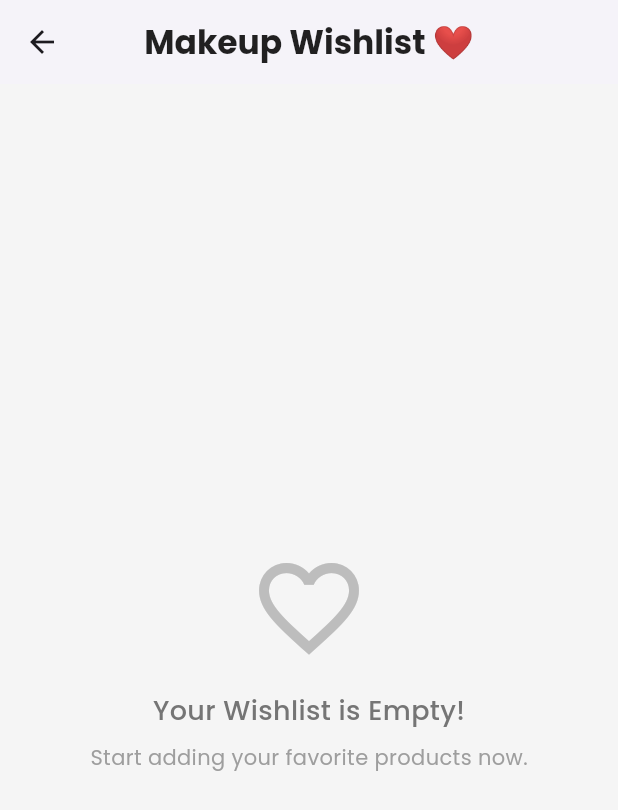
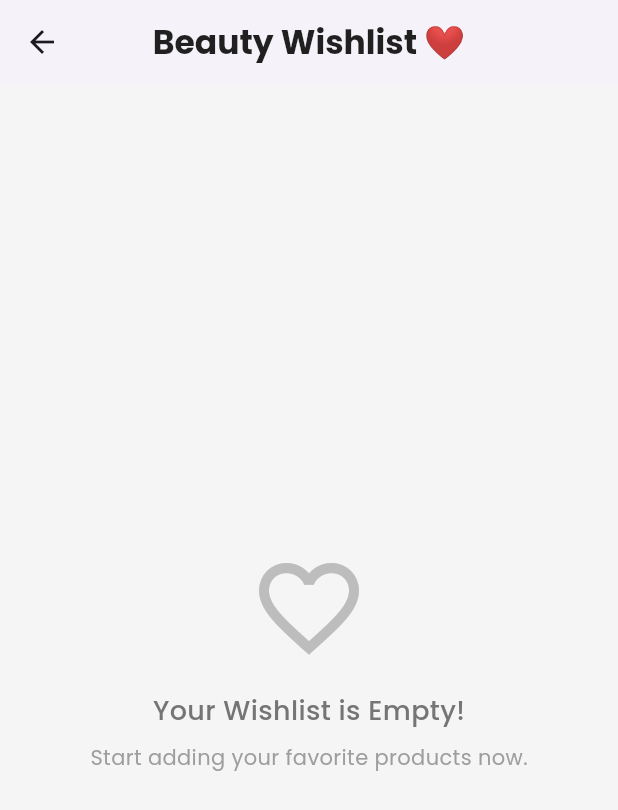
Before and after one commit to Munibafarooq-574/Pick-pay, a Flutter app: the MakeUpScreen screen opened directly with empty values, after a tap on the "favorite outline" icon, on a phone screen of 412 x 824 dp. Shown: the top 810 px of the screen. Run offline on Flutter 3.47's test engine with Material 3 defaults, Android fonts, the light colour scheme and no system bars; our stand-ins replace cached_network_image, flutter_iconly, geocoding, google_fonts, google_maps_flutter, shared_preferences; accounts and stored records are empty; network calls fail.

Commit message:
initial commit

```diff
--- a/lib/screens/accessories_screen.dart
+++ b/lib/screens/accessories_screen.dart
@@ -332,7 +332,7 @@ class _AccessoriesScreenState extends State<AccessoriesScreen> with TickerProvid
             Navigator.push(
               context,
               MaterialPageRoute(
-                builder: (_) => const WishlistScreen(category: 'Accessories'),
+                builder: (_) =>  WishlistScreen(category: 'Accessories'),
               ),
             );
           },
--- a/lib/screens/makeup_screen.dart
+++ b/lib/screens/makeup_screen.dart
@@ -294,9 +294,10 @@ class _BeautyScreenState extends State<MakeUpScreen> with TickerProviderStateMix
             Navigator.push(
               context,
               MaterialPageRoute(
-                builder: (_) => const WishlistScreen(category: 'Makeup'),
+                builder: (_) => WishlistScreen(category: 'Beauty'),
               ),
             );
+
           },
           tooltip: 'Wishlist',
         ),
@@ -449,7 +450,7 @@ class _BeautyScreenState extends State<MakeUpScreen> with TickerProviderStateMix
         MaterialPageRoute(
           builder: (_) => ProductListScreen(
             products: filteredProducts,
-            mainCategory: 'beauty', // Pass the main category
+            mainCategory: 'Beauty', // Pass the main category
           ),
         ),
       );
--- a/lib/screens/shoes_screen.dart
+++ b/lib/screens/shoes_screen.dart
@@ -317,7 +317,7 @@ class _ShoesScreenState extends State<ShoesScreen> with TickerProviderStateMixin
             Navigator.push(
                 context,
                 MaterialPageRoute(
-                  builder: (_) => const WishlistScreen(category: 'Shoes'),
+                  builder: (_) => WishlistScreen(category: 'Shoes'),
                 ),
             );
           },
--- a/lib/screens/wishlist_screen.dart
+++ b/lib/screens/wishlist_screen.dart
@@ -9,7 +9,27 @@ import '../screens/cart_screen.dart';
 class WishlistScreen extends StatelessWidget {
   final String category; // Pass category when opening this screen
 
-  const WishlistScreen({super.key, required this.category});
+  WishlistScreen({super.key, required String category})
+      : category = _normalizeCategory(category);
+
+
+  static String _normalizeCategory(String category) {
+    final lowerCategory = category.toLowerCase();
+    switch (category) {
+      case 'makeup':
+      case 'beauty':  // <-- Add this to handle 'beauty' lowercase
+        return 'Beauty';
+      case 'clothes':
+      case 'clothing':
+        return 'Clothing';
+      case 'shoe':
+      case 'shoes':
+        return 'Shoes';
+      default:
+      // Standardize to title case (e.g., 'accessories' -> 'Accessories')
+        return category[0].toUpperCase() + category.substring(1).toLowerCase();
+    }
+  }
 
   @override
   Widget build(BuildContext context) {
```
Also changed, not shown: lib/screens/product_list_screen.dart (+25 -2 lines).
